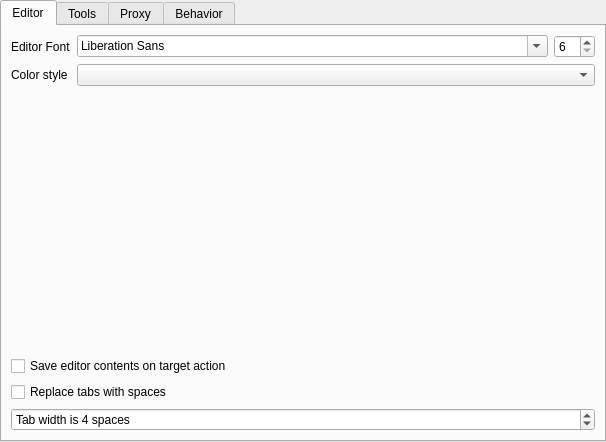
Above: refactor-ide/configwidget.ui from martinribelotta/embedded-ide before the change. Below: the same form after it.
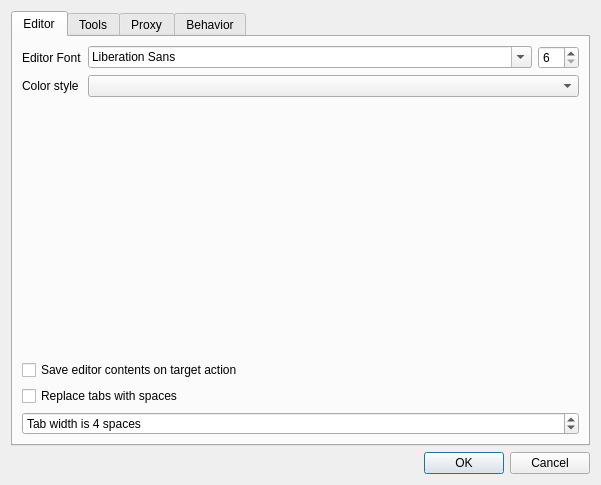
That is the form after the change. Icons and pictures are not drawn. Custom widgets are drawn as their Qt base class.

Commit message: Move configuration widget to dialog

The edit to the form file:
```diff
--- a/refactor-ide/configwidget.ui
+++ b/refactor-ide/configwidget.ui
@@ -1,34 +1,19 @@
 <?xml version="1.0" encoding="UTF-8"?>
 <ui version="4.0">
  <class>ConfigWidget</class>
- <widget class="QWidget" name="ConfigWidget">
+ <widget class="QDialog" name="ConfigWidget">
   <property name="geometry">
    <rect>
     <x>0</x>
     <y>0</y>
-    <width>606</width>
-    <height>442</height>
+    <width>601</width>
+    <height>485</height>
    </rect>
   </property>
   <property name="windowTitle">
    <string>Form</string>
   </property>
   <layout class="QVBoxLayout" name="verticalLayout">
-   <property name="spacing">
-    <number>0</number>
-   </property>
-   <property name="leftMargin">
-    <number>0</number>
-   </property>
-   <property name="topMargin">
-    <number>0</number>
-   </property>
-   <property name="rightMargin">
-    <number>0</number>
-   </property>
-   <property name="bottomMargin">
-    <number>0</number>
-   </property>
    <item>
     <widget class="QTabWidget" name="tabWidget">
      <property name="currentIndex">
@@ -523,6 +508,13 @@
      </widget>
     </widget>
    </item>
+   <item>
+    <widget class="QDialogButtonBox" name="buttonBox">
+     <property name="standardButtons">
+      <set>QDialogButtonBox::Cancel|QDialogButtonBox::Ok</set>
+     </property>
+    </widget>
+   </item>
   </layout>
  </widget>
  <customwidgets>
```
Left out of the diff: 35 changed lines with no effect on the pictures. The commit also changes 4 other files.
